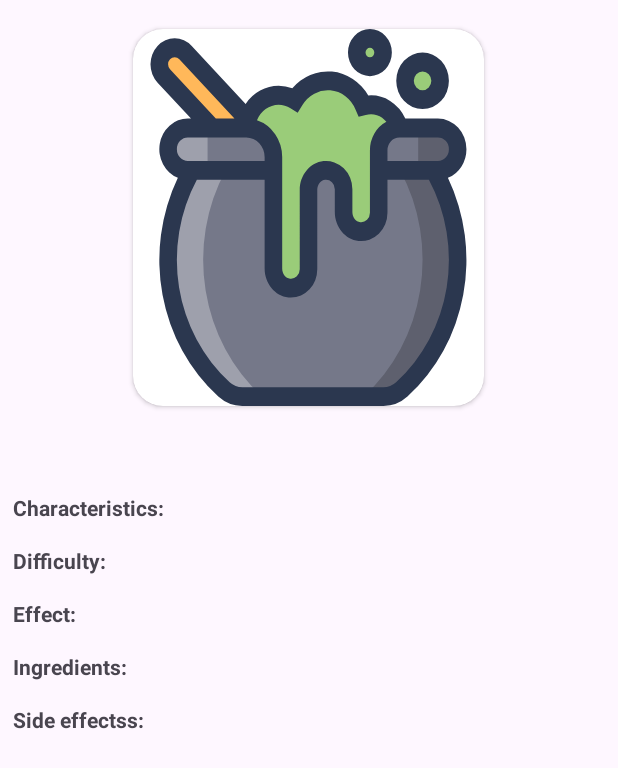
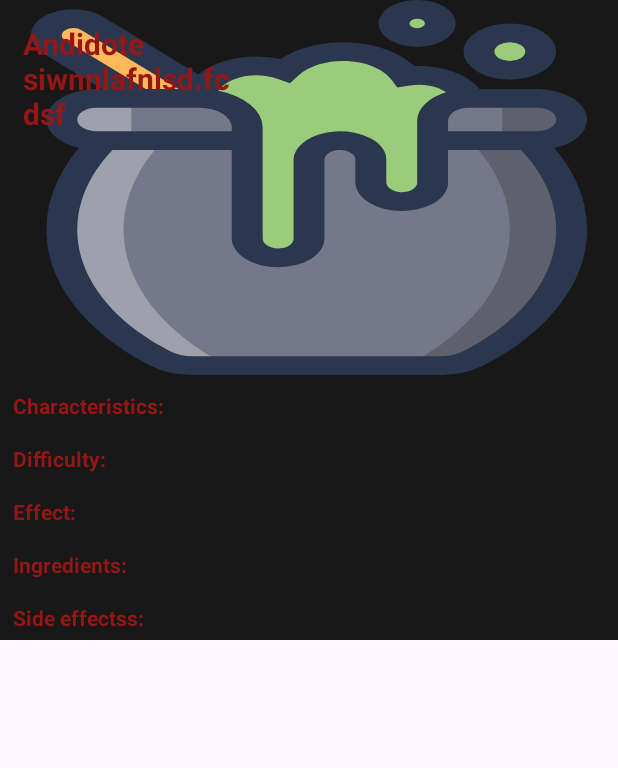
Before and after one commit to Laggerzipp/DnDBestiary, an Android app: the layout fragment_search.xml on its own in the app's theme, with its tools: preview values and no code run, on a phone screen of 412 x 824 dp. Shown: the top 768 px of the screen. Run offline under Robolectric (Android 15) with nearby library versions, the light colour scheme and no system bars; network calls fail.

Commit message:
change potion and main screen interface

```diff
--- a/presentation/src/main/java/com/dndbestiary/fragments/MainFragment.kt
+++ b/presentation/src/main/java/com/dndbestiary/fragments/MainFragment.kt
@@ -108,7 +108,7 @@ class MainFragment : Fragment(), MainAdapter.Listener {
     private fun setupSearching() {
         val searchEditText = binding.searchView.findViewById<EditText>(androidx.appcompat.R.id.search_src_text)
         searchEditText.inputType = InputType.TYPE_CLASS_TEXT or InputType.TYPE_TEXT_FLAG_NO_SUGGESTIONS
-        searchEditText.setTextColor(ContextCompat.getColor(requireContext(), R.color.redsearch))
+        searchEditText.setTextColor(ContextCompat.getColor(requireContext(), R.color.redSearch))
 
         binding.searchView.setOnQueryTextListener(object : SearchView.OnQueryTextListener {
             override fun onQueryTextSubmit(text: String?): Boolean {
--- a/presentation/src/main/res/drawable/btm_nav_selector.xml
+++ b/presentation/src/main/res/drawable/btm_nav_selector.xml
@@ -1,8 +1,8 @@
 <?xml version="1.0" encoding="utf-8"?>
 <selector xmlns:android="http://schemas.android.com/apk/res/android">
     <item android:state_checked="false"
-        android:color="@color/white" />
+        android:color="@color/layoutBackground" />
 
     <item android:state_checked="true"
-        android:color="@color/black" />
+        android:color="@color/redSearch" />
 </selector>
--- a/presentation/src/main/res/drawable/ic_like_yes.xml
+++ b/presentation/src/main/res/drawable/ic_like_yes.xml
@@ -1,5 +1,5 @@
 <vector android:height="24dp" android:viewportHeight="48"
     android:viewportWidth="48" android:width="24dp" xmlns:android="http://schemas.android.com/apk/res/android">
-    <path android:fillAlpha="0.982" android:fillColor="@color/red"
+    <path android:fillAlpha="0.982" android:fillColor="@color/redSearch"
         android:pathData="M8.5,5.5C14.203,4.557 19.203,5.89 23.5,9.5C28.601,5.254 34.268,4.421 40.5,7C46.164,12.778 46.997,19.278 43,26.5C37.631,33.087 31.131,38.087 23.5,41.5C14.329,37.499 7.162,31.166 2,22.5C-0.212,15.015 1.954,9.348 8.5,5.5Z" android:strokeAlpha="0.982"/>
 </vector>
--- a/presentation/src/main/res/layout/fragment_main.xml
+++ b/presentation/src/main/res/layout/fragment_main.xml
@@ -7,7 +7,6 @@
 
     <androidx.appcompat.widget.SearchView
         android:id="@+id/searchView"
-        style="@style/CustomSearchViewStyle"
         android:layout_width="match_parent"
         android:layout_height="wrap_content"
         android:paddingStart="5dp"
--- a/presentation/src/main/res/layout/fragment_search.xml
+++ b/presentation/src/main/res/layout/fragment_search.xml
@@ -11,39 +11,35 @@
         android:id="@+id/layout"
         android:layout_width="match_parent"
         android:layout_height="wrap_content"
+        android:background="@color/layoutBackground"
         android:orientation="vertical">
 
-        <androidx.cardview.widget.CardView
-            android:layout_width="250dp"
-            android:layout_height="270dp"
-            android:layout_gravity="center"
-            android:layout_marginStart="10dp"
-            android:layout_marginTop="10dp"
-            android:layout_marginEnd="10dp"
-            android:background="@color/layoutBackground"
-            app:cardCornerRadius="20dp"
-            app:cardUseCompatPadding="true">
+        <FrameLayout
+            android:layout_width="match_parent"
+            android:layout_height="match_parent">
 
             <ImageView
                 android:id="@+id/imInfo"
                 android:layout_width="match_parent"
-                android:layout_height="match_parent"
+                android:layout_height="250dp"
+                android:background="@color/layoutBackground"
                 android:contentDescription="@string/potion_image"
                 android:scaleType="fitXY"
                 android:src="@drawable/ic_primary_btm_nav" />
 
-        </androidx.cardview.widget.CardView>
-
-        <TextView
-            android:id="@+id/tvTitle"
-            android:layout_width="wrap_content"
-            android:layout_height="wrap_content"
-            android:layout_gravity="center"
-            android:layout_marginTop="5dp"
-            android:gravity="center"
-            android:padding="5dp"
-            android:textSize="16sp"
-            android:textStyle="bold" />
+            <TextView
+                android:id="@+id/tvTitle"
+                android:layout_width="150dp"
+                android:layout_height="wrap_content"
+                android:layout_gravity="start|top"
+                android:layout_margin="10dp"
+                android:gravity="start"
+                android:padding="5dp"
+                android:textColor="@color/redSearch"
+                android:textSize="20sp"
+                android:textStyle="bold"
+                tools:text="Andidote siwnnlafnlsd.fc dsf"/>
+        </FrameLayout>
 
         <LinearLayout
             android:layout_width="match_parent"
@@ -61,6 +57,7 @@
                 android:layout_weight="2"
                 android:padding="5dp"
                 android:text="@string/characteristics"
+                android:textColor="@color/redSearch"
                 android:textStyle="bold" />
 
             <TextView
@@ -68,7 +65,8 @@
                 android:layout_width="match_parent"
                 android:layout_height="match_parent"
                 android:layout_weight="1"
-                android:padding="5dp" />
+                android:padding="5dp"
+                android:textColor="@color/redSearch" />
         </LinearLayout>
 
         <LinearLayout
@@ -86,6 +84,7 @@
                 android:layout_weight="2"
                 android:padding="5dp"
                 android:text="@string/difficulty"
+                android:textColor="@color/redSearch"
                 android:textStyle="bold" />
 
             <TextView
@@ -93,7 +92,8 @@
                 android:layout_width="match_parent"
                 android:layout_height="wrap_content"
                 android:layout_weight="1"
-                android:padding="5dp" />
+                android:padding="5dp"
+                android:textColor="@color/redSearch" />
         </LinearLayout>
 
         <LinearLayout
@@ -111,6 +111,7 @@
                 android:layout_weight="2"
                 android:padding="5dp"
                 android:text="@string/effect"
+                android:textColor="@color/redSearch"
                 android:textStyle="bold" />
 
             <TextView
@@ -118,7 +119,8 @@
                 android:layout_width="match_parent"
                 android:layout_height="wrap_content"
                 android:layout_weight="1"
-                android:padding="5dp" />
+                android:padding="5dp"
+                android:textColor="@color/redSearch" />
         </LinearLayout>
 
         <LinearLayout
@@ -136,6 +138,7 @@
                 android:layout_weight="2"
                 android:padding="5dp"
                 android:text="@string/ingredients"
+                android:textColor="@color/redSearch"
                 android:textStyle="bold" />
 
             <TextView
@@ -143,7 +146,8 @@
                 android:layout_width="match_parent"
                 android:layout_height="wrap_content"
                 android:layout_weight="1"
-                android:padding="5dp" />
+                android:padding="5dp"
+                android:textColor="@color/redSearch" />
         </LinearLayout>
 
         <LinearLayout
@@ -161,6 +165,7 @@
                 android:layout_weight="2"
                 android:padding="5dp"
                 android:text="@string/side_effectss"
+                android:textColor="@color/redSearch"
                 android:textStyle="bold" />
 
             <TextView
@@ -168,7 +173,8 @@
                 android:layout_width="match_parent"
                 android:layout_height="wrap_content"
                 android:layout_weight="1"
-                android:padding="5dp" />
+                android:padding="5dp"
+                android:textColor="@color/redSearch" />
         </LinearLayout>
 
     </LinearLayout>
--- a/presentation/src/main/res/values/colors.xml
+++ b/presentation/src/main/res/values/colors.xml
@@ -3,6 +3,7 @@
     <color name="black">#FF000000</color>
     <color name="white">#FFFFFFFF</color>
     <color name="red">#760F0F</color>
-    <color name="redsearch">#961616</color>
+    <color name="redSearch">#961616</color>
     <color name="layoutBackground">#181818</color>
+    <color name="textLike">#9B8585</color>
 </resources>
--- a/presentation/src/main/res/values/style.xml
+++ b/presentation/src/main/res/values/style.xml
@@ -2,9 +2,6 @@
 <resources>
     <style name="MyBottomNav" parent="Widget.Design.BottomNavigationView">
         <item name="android:itemBackground">@color/red</item>
-    </style>
-
-    <style name="CustomSearchViewStyle" parent="Widget.AppCompat.SearchView">
-        <item name="android:textColor">@color/white</item>
+        <item name="android:textStyle">bold</item>
     </style>
 </resources>
```
Also changed, not shown: presentation/src/main/res/drawable/rounded_shape.xml (deleted, +0 -8 lines), presentation/src/main/res/layout/fragment_splash.xml (+6 -4 lines), presentation/src/main/res/layout/main_monster_item.xml (+16 -15 lines).
